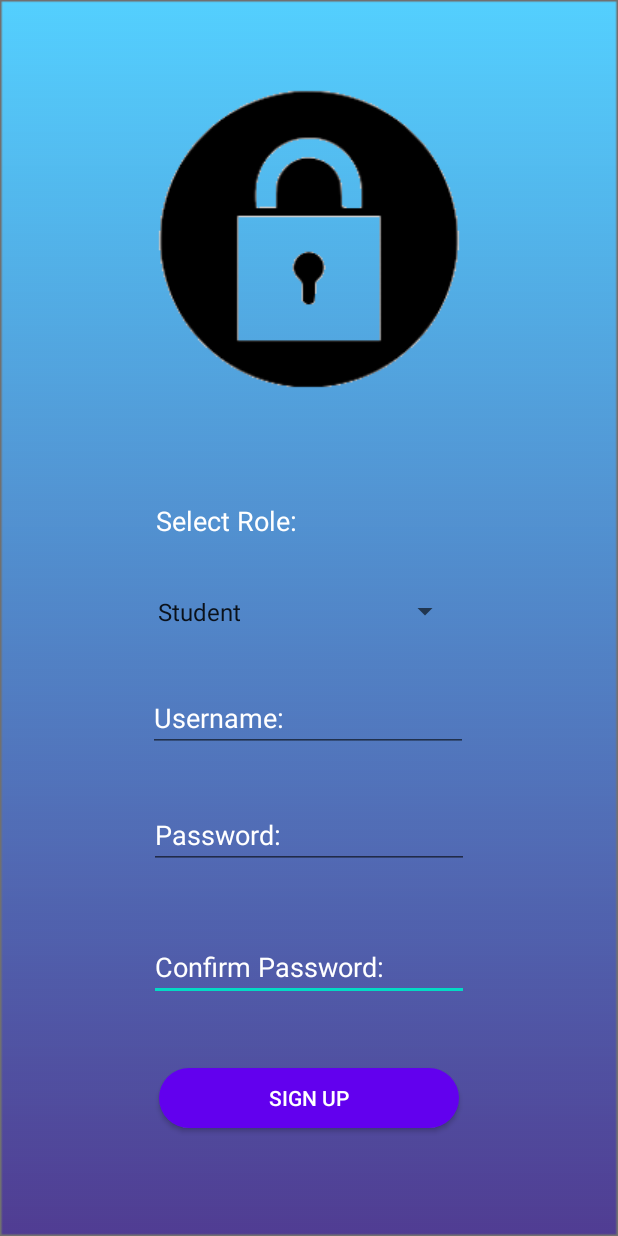
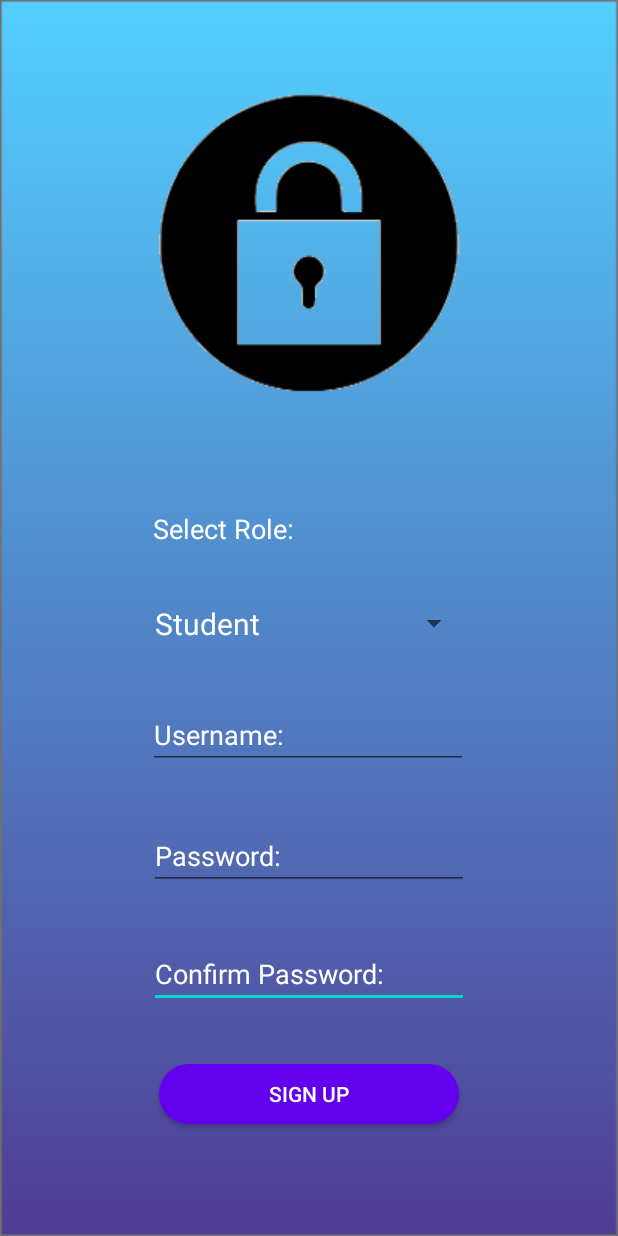
Before and after one commit to Spexon/Crisis_app, an Android app: the Signup screen opened directly, with no data from a screen before it, on a phone screen of 412 x 824 dp. Run offline under Robolectric (Android 15) with nearby library versions, the phone set to English and light mode, and no system bars.

Commit message:
Fixed spinner text color

```diff
--- a/app/src/main/java/com/example/crisis_app/Signup.java
+++ b/app/src/main/java/com/example/crisis_app/Signup.java
@@ -1,8 +1,13 @@
 package com.example.crisis_app;
 
+import android.graphics.Color;
 import android.os.Bundle;
+import android.view.View;
+import android.widget.AdapterView;
 import android.widget.ArrayAdapter;
 import android.widget.Spinner;
+import android.widget.TextView;
+
 import androidx.appcompat.app.AppCompatActivity;
 
 
@@ -19,11 +24,26 @@ public class Signup extends AppCompatActivity {
         spinner = (Spinner) findViewById(R.id.spinner);
         // Create an ArrayAdapter using the string array and a default spinner layout
         ArrayAdapter<CharSequence> adapter = ArrayAdapter.createFromResource(this,
-                R.array.roles, android.R.layout.simple_spinner_item);
+                R.array.roles, R.layout.spinner_item);
         // Specify the layout to use when the list of choices appears
         adapter.setDropDownViewResource(android.R.layout.simple_spinner_dropdown_item);
         // Apply the adapter to the spinner
         spinner.setAdapter(adapter);
 
+
+
     }
+
+    public AdapterView.OnItemSelectedListener OnCatSpinnerCL = new AdapterView.OnItemSelectedListener() {
+        public void onItemSelected(AdapterView<?> parent, View view, int pos, long id) {
+
+            ((TextView) parent.getChildAt(0)).setTextColor(Color.RED);
+            ((TextView) parent.getChildAt(0)).setTextSize(5);
+
+        }
+
+        public void onNothingSelected(AdapterView<?> parent) {
+
+        }
+    };
 }
--- a/app/src/main/res/layout/signup.xml
+++ b/app/src/main/res/layout/signup.xml
@@ -18,7 +18,7 @@
         android:layout_marginTop="4dp"
         android:layout_marginEnd="45dp"
         android:layout_marginRight="45dp"
-        android:layout_marginBottom="20dp"
+        android:layout_marginBottom="10dp"
         android:ems="10"
         android:hint="Confirm Password:"
         android:inputType="textPassword"
@@ -32,8 +32,8 @@
         android:id="@+id/textView"
         android:layout_width="wrap_content"
         android:layout_height="wrap_content"
-        android:layout_marginStart="50dp"
-        android:layout_marginLeft="50dp"
+        android:layout_marginStart="45dp"
+        android:layout_marginLeft="45dp"
         android:layout_marginTop="8dp"
         android:layout_marginEnd="160dp"
         android:layout_marginRight="160dp"
@@ -50,8 +50,8 @@
         android:id="@+id/spinner"
         android:layout_width="210dp"
         android:layout_height="31dp"
-        android:layout_marginStart="38dp"
-        android:layout_marginLeft="38dp"
+        android:layout_marginStart="50dp"
+        android:layout_marginLeft="50dp"
         android:layout_marginTop="8dp"
         android:layout_marginEnd="45dp"
         android:layout_marginRight="45dp"
@@ -91,7 +91,7 @@
         android:layout_marginTop="8dp"
         android:layout_marginEnd="45dp"
         android:layout_marginRight="45dp"
-        android:layout_marginBottom="22dp"
+        android:layout_marginBottom="10dp"
         android:ems="10"
         android:hint="Password:"
         android:inputType="textPassword"
--- /dev/null
+++ b/app/src/main/res/layout/spinner_item.xml
@@ -0,0 +1,9 @@
+<?xml version="1.0" encoding="utf-8"?>
+
+
+
+<TextView xmlns:android="http://schemas.android.com/apk/res/android"
+    android:layout_width="match_parent"
+    android:layout_height="wrap_content"
+    android:textSize="20sp"
+    android:textColor="#FFFFFF" />
```
